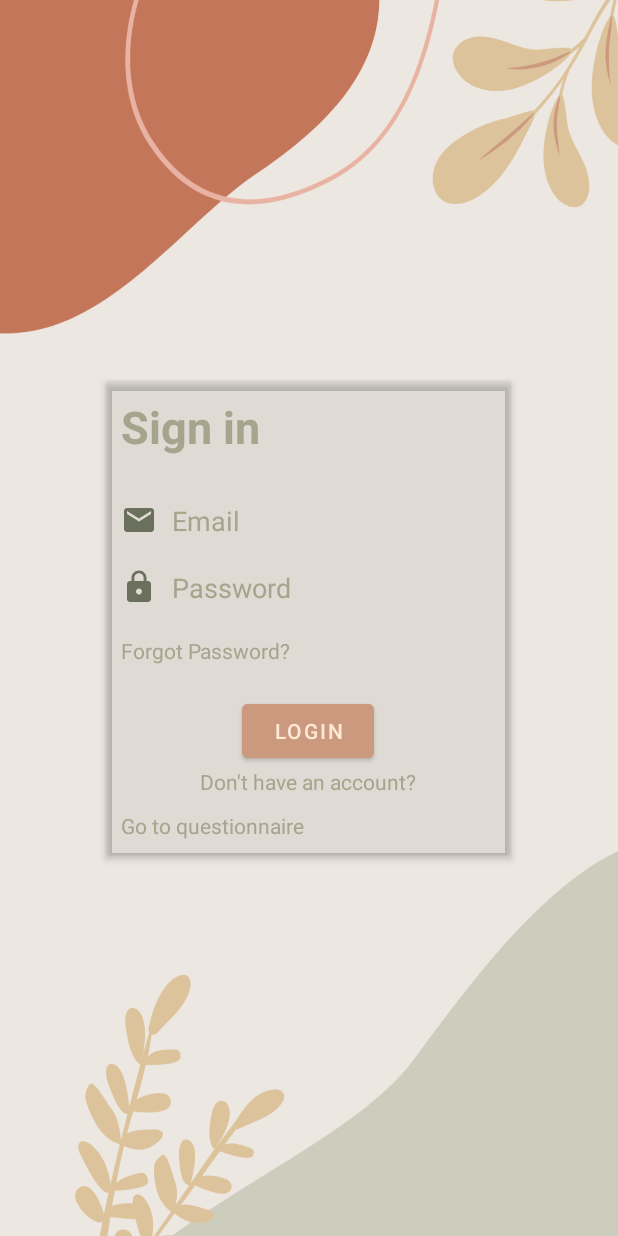
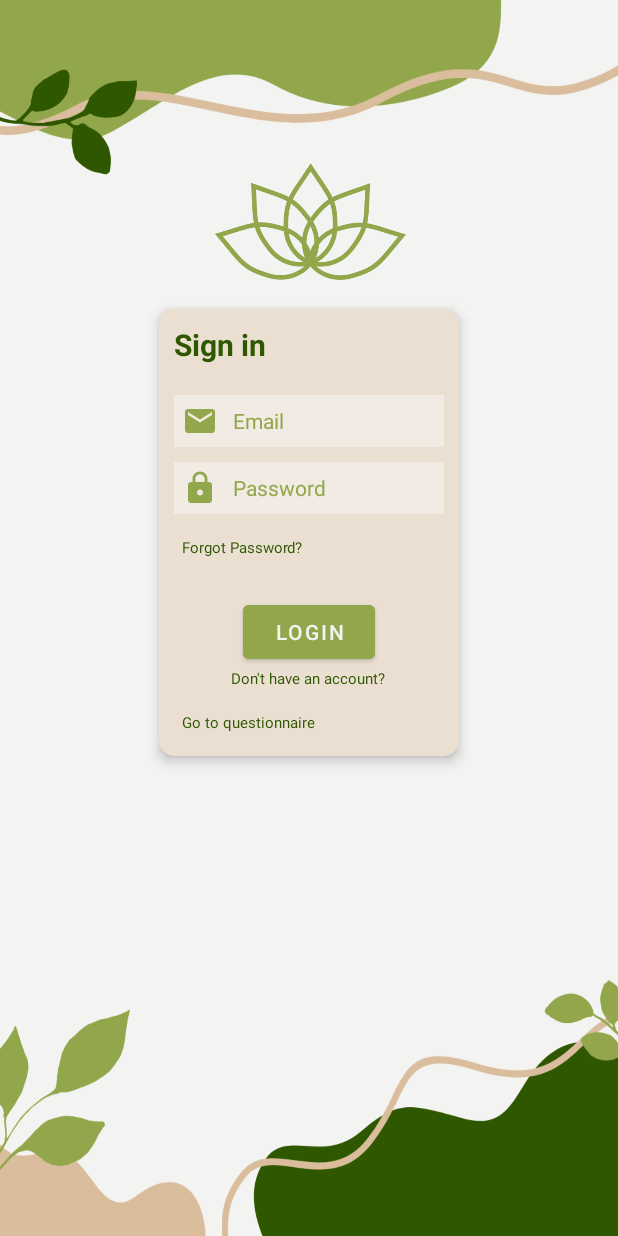
Before and after one commit to AdnanEkici/3-1_Arada_Android, an Android app: the screen it shows after launch (LoginActivity), on a phone screen of 412 x 824 dp. Run offline under Robolectric (Android 15) with nearby library versions, the phone set to English and light mode, and no system bars.

Commit message:
chanegd the ui to the new design

```diff
--- a/app/src/main/res/layout/activity_login.xml
+++ b/app/src/main/res/layout/activity_login.xml
@@ -4,7 +4,7 @@
     xmlns:tools="http://schemas.android.com/tools"
     android:layout_width="match_parent"
     android:layout_height="match_parent"
-    android:background="@drawable/login"
+    android:background="@drawable/login_background"
     tools:context=".LoginActivity">
 
 
@@ -14,14 +14,26 @@
         android:layout_height="wrap_content"
         android:visibility="invisible" />
 
+    <ImageView
+        android:id="@+id/iconID"
+        android:layout_width="140dp"
+        android:layout_height="100dp"
+        android:layout_below="@id/LoginToolbarID"
+        android:layout_centerHorizontal="true"
+        android:layout_marginTop="40dp"
+        android:background="@drawable/logo">
+
+    </ImageView>
+
     <androidx.cardview.widget.CardView
-        android:layout_width="270dp"
+        android:layout_width="200dp"
         android:layout_height="wrap_content"
+        android:layout_below="@id/iconID"
         android:layout_centerHorizontal="true"
-        android:layout_centerVertical="true"
-        android:layout_margin="50dp"
-        app:cardBackgroundColor="#20808080"
-        app:cardElevation="3dp">
+        android:layout_margin="10dp"
+        app:cardBackgroundColor="@color/beige"
+        app:cardCornerRadius="10dp"
+        app:cardElevation="5dp">
 
         <LinearLayout
             android:layout_width="match_parent"
@@ -34,40 +46,45 @@
                 android:layout_height="wrap_content"
                 android:layout_marginLeft="10dp"
                 android:layout_marginTop="10dp"
-                android:layout_marginBottom="20dp"
+                android:layout_marginBottom="10dp"
                 android:text="Sign in"
-                android:textColor="@color/green2"
-                android:textSize="30dp"
+                android:textColor="@color/dark_green"
+                android:textSize="20dp"
                 android:textStyle="bold" />
 
             <EditText
                 android:id="@+id/LoginEditTextEmailID"
                 android:layout_width="match_parent"
                 android:layout_height="match_parent"
-                android:background="#00000000"
+                android:layout_margin="10dp"
+                android:background="#60FFFFFF"
                 android:drawableLeft="@drawable/ic_baseline_mail_24"
                 android:drawablePadding="10dp"
-                android:drawableTint="@color/green3"
+                android:drawableTint="@color/green"
                 android:hint="Email"
                 android:maxLines="1"
-                android:padding="10dp"
-                android:textColor="@color/green2"
-                android:textColorHint="@color/green2" />
+                android:padding="5dp"
+                android:textColor="@color/green"
+                android:textColorHint="@color/green"
+                android:textSize="14dp" />
 
             <EditText
                 android:id="@+id/LoginEditTextPasswordID"
                 android:layout_width="match_parent"
                 android:layout_height="match_parent"
-                android:background="#00000000"
+                android:layout_marginLeft="10dp"
+                android:layout_marginRight="10dp"
+                android:background="#60FFFFFF"
                 android:drawableLeft="@drawable/ic_baseline_lock_24"
                 android:drawablePadding="10dp"
-                android:drawableTint="@color/green3"
+                android:drawableTint="@color/green"
                 android:hint="Password"
                 android:inputType="textPassword"
                 android:maxLines="1"
-                android:padding="10dp"
-                android:textColor="@color/green2"
-                android:textColorHint="@color/green2"
+                android:padding="5dp"
+                android:textColor="@color/green"
+                android:textColorHint="@color/green"
+                android:textSize="14dp"
                 tools:ignore="RtlHardcoded" />
 
             <TextView
@@ -75,8 +92,10 @@
                 android:layout_width="match_parent"
                 android:layout_height="match_parent"
                 android:layout_margin="10dp"
+                android:padding="5dp"
                 android:text="Forgot Password?"
-                android:textColor="@color/green2"
+                android:textColor="@color/dark_green"
+                android:textSize="10dp"
 
                 />
 
@@ -85,10 +104,10 @@
                 android:layout_height="wrap_content"
                 android:layout_gravity="center_horizontal"
                 android:layout_marginTop="10dp"
-                android:backgroundTint="@color/brown3"
+                android:backgroundTint="@color/green"
                 android:onClick="loginBtnAction"
                 android:text="LOGIN"
-                android:textColor="@color/beige" />
+                android:textColor="@color/white" />
 
             <TextView
                 android:layout_width="wrap_content"
@@ -97,8 +116,8 @@
                 android:layout_gravity="center_horizontal"
                 android:layout_marginBottom="10dp"
                 android:text="Don't have an account?"
-                android:textColor="@color/green2"
-                />
+                android:textColor="@color/dark_green"
+                android:textSize="10dp" />
 
             <TextView
                 android:layout_width="wrap_content"
@@ -106,8 +125,11 @@
                 android:layout_gravity="left"
                 android:layout_marginLeft="10dp"
                 android:layout_marginBottom="10dp"
+                android:padding="5dp"
                 android:text="Go to questionnaire"
-                android:textColor="@color/green2"
+                android:textColor="@color/dark_green"
+                android:textSize="10dp"
+
                 />
 
 
--- a/app/src/main/res/values/colors.xml
+++ b/app/src/main/res/values/colors.xml
@@ -6,12 +6,13 @@
     <color name="teal_200">#FF03DAC5</color>
     <color name="teal_700">#FF018786</color>
     <color name="black">#FF000000</color>
-    <color name="white">#FFFFFFFF</color>
+    <color name="white">#F3F3F1</color>
     <color name="brown4">#C3765A</color>
     <color name="brown3">#CB997E</color>
     <color name="brown2">#DDBEA9</color>
-    <color name="beige">#FFE8D6</color>
-    <color name="green">#B7B7A4</color>
-    <color name="green2">#A5A58D</color>
-    <color name="green3">#6B705C</color>
+    <color name="light_gray">#E6E5E5</color>
+    <color name="beige">#EADFD1</color>
+    <color name="light_green">#B3C47B</color>
+    <color name="green">#92A74B</color>
+    <color name="dark_green">#2E5700</color>
 </resources>
```
Also changed, not shown: app/src/main/res/drawable/general_background.png (added), app/src/main/res/drawable/login.png (deleted), app/src/main/res/drawable/login_background.png (added), app/src/main/res/drawable/logo.png (added), app/src/main/res/drawable/register.png (deleted), app/src/main/res/drawable/register_background.png (added).
